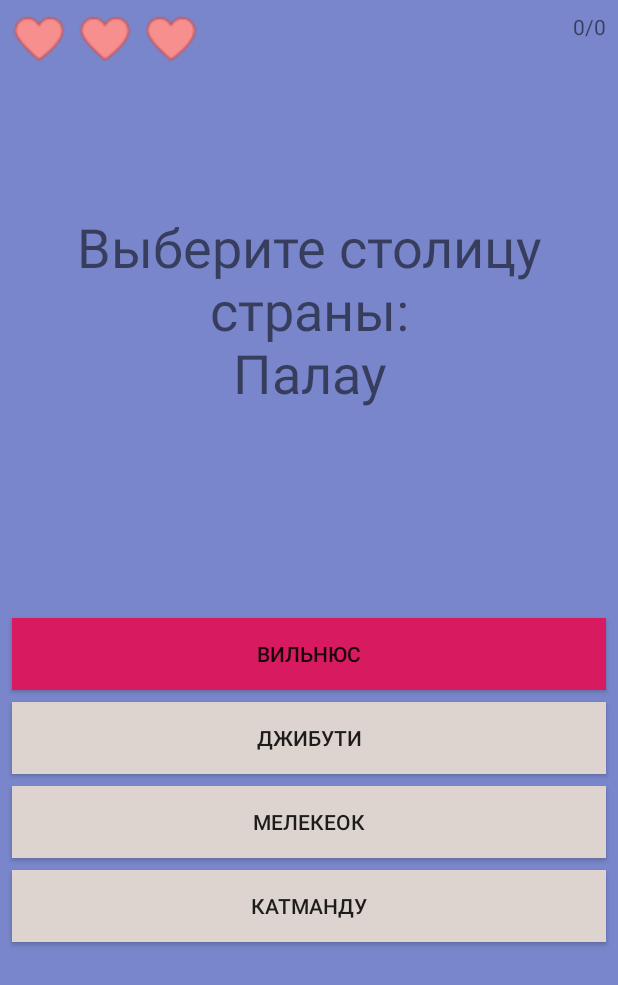
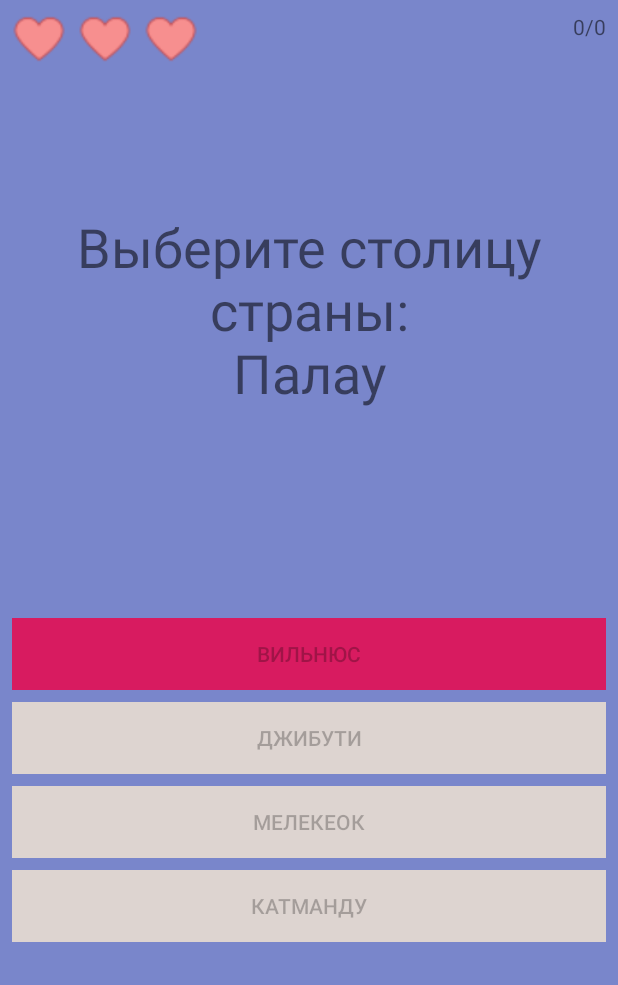
Before and after one commit to vjmarcus/FlagsQuiz, an Android app: the QuizActivity screen opened directly, with no data from a screen before it, after a tap on "ВИЛЬНЮС", on a phone screen of 412 x 824 dp. Shown: the top 985 px of the screen. Run offline under Robolectric (Android 15) with nearby library versions, the phone set to English and light mode, and no system bars; our stand-ins replace AdMob.

Commit message:
Add setButtonsActive method

```diff
--- a/app/src/main/java/com/freshappbooks/flagsquiz/GameOverActivity.java
+++ b/app/src/main/java/com/freshappbooks/flagsquiz/GameOverActivity.java
@@ -26,7 +26,7 @@ public class GameOverActivity extends AppCompatActivity {
         layout = findViewById(R.id.constraint_layout);
         int result = QuizActivity.rightAnswerCounter;
 
-        setBacground(result);
+        setBackground(result);
 
         Log.d(TAG, "onCreate: " + result);
         textViewResult = findViewById(R.id.textView_result);
@@ -53,7 +53,7 @@ public class GameOverActivity extends AppCompatActivity {
         startActivity(intent);
     }
 
-    private void setBacground(int result) {
+    private void setBackground(int result) {
         if (result < 2) {
             layout.setBackgroundResource(R.drawable.grad0small);
         } else if (result < 10 && result > 2) {
--- a/app/src/main/java/com/freshappbooks/flagsquiz/QuizActivity.java
+++ b/app/src/main/java/com/freshappbooks/flagsquiz/QuizActivity.java
@@ -4,9 +4,7 @@ import androidx.appcompat.app.AppCompatActivity;
 import androidx.constraintlayout.widget.ConstraintLayout;
 
 import android.content.Intent;
-import android.media.AudioManager;
 import android.media.MediaPlayer;
-import android.media.SoundPool;
 import android.os.Bundle;
 import android.os.Handler;
 import android.util.Log;
@@ -47,7 +45,7 @@ public class QuizActivity extends AppCompatActivity {
     private MediaPlayer wrongSound;
 
     private int counterLives;
-
+    private boolean isButtonClicked;
     String rightAnswerText;
     private InterstitialAd mInterstitialAd;
 
@@ -123,6 +121,7 @@ public class QuizActivity extends AppCompatActivity {
 
     private void playGame() {
         if (counterLives > 0) {
+            setButtonsActive();
             showLives();
             setRandomBackground();
             generateQuestion();
@@ -599,6 +598,7 @@ public class QuizActivity extends AppCompatActivity {
             counterLives--;
             showGoogleInter();
         }
+        setButtonsInactive();
         gameCounter++;
         final Handler handler = new Handler();
         handler.postDelayed(new Runnable() {
@@ -617,10 +617,21 @@ public class QuizActivity extends AppCompatActivity {
         for (int i = 0; i < 3; i++) {
             if (i < counterLives) {
                 images.get(i).setVisibility(View.VISIBLE);
-            }
-            else {
+            } else {
                 images.get(i).setVisibility(View.INVISIBLE);
             }
         }
     }
+
+    private void setButtonsInactive() {
+        for (int i = 0; i < buttons.size(); i++) {
+            buttons.get(i).setEnabled(false);
+        }
+    }
+
+    private void setButtonsActive() {
+        for (int i = 0; i < buttons.size(); i++) {
+            buttons.get(i).setEnabled(true);
+        }
+    }
 }
--- a/app/src/main/res/layout/activity_game_over.xml
+++ b/app/src/main/res/layout/activity_game_over.xml
@@ -11,7 +11,7 @@
         android:id="@+id/textView_result"
         android:layout_width="wrap_content"
         android:layout_height="wrap_content"
-        android:layout_marginBottom="32dp"
+        android:layout_marginBottom="16dp"
         android:background="#FFB74D"
         android:padding="8dp"
         android:textColor="@color/browser_actions_bg_grey"
@@ -26,7 +26,7 @@
         android:id="@+id/textView_best_result"
         android:layout_width="wrap_content"
         android:layout_height="wrap_content"
-        android:layout_marginBottom="32dp"
+        android:layout_marginBottom="16dp"
         android:background="#7986CB"
         android:padding="8dp"
         android:textColor="@color/browser_actions_bg_grey"
@@ -41,7 +41,7 @@
         android:id="@+id/button"
         android:layout_width="0dp"
         android:layout_height="wrap_content"
-        android:layout_marginBottom="72dp"
+        android:layout_marginBottom="28dp"
         android:background="#4DB6AC"
         android:onClick="onClickAnotherGame"
         android:text="Играть еще?"
```
